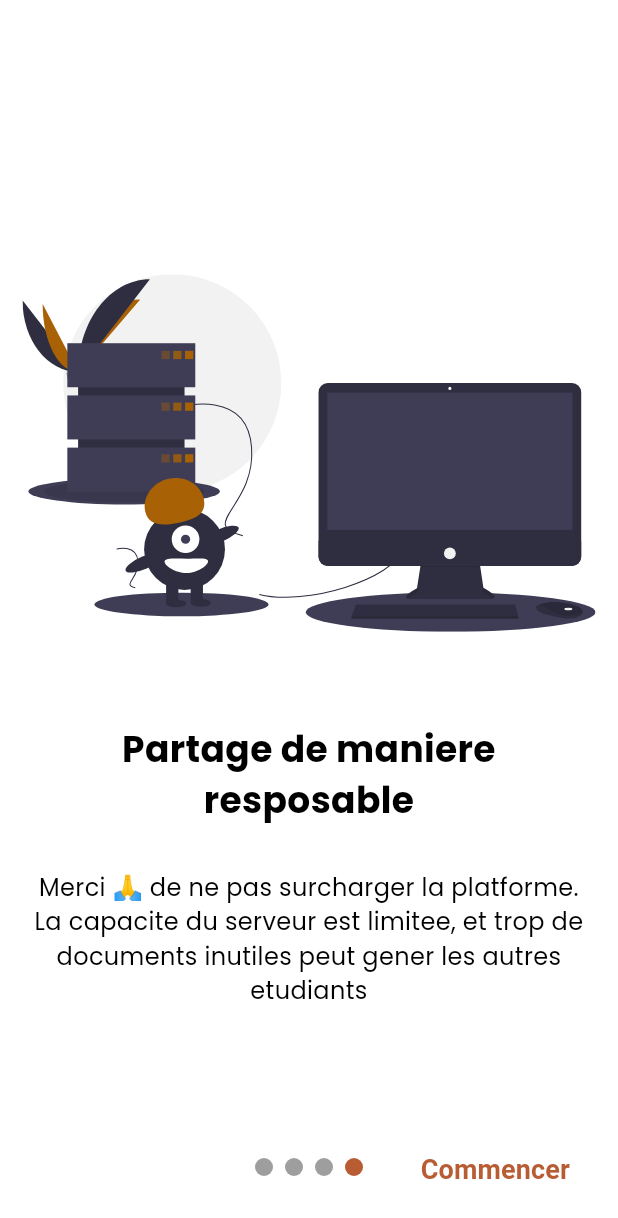
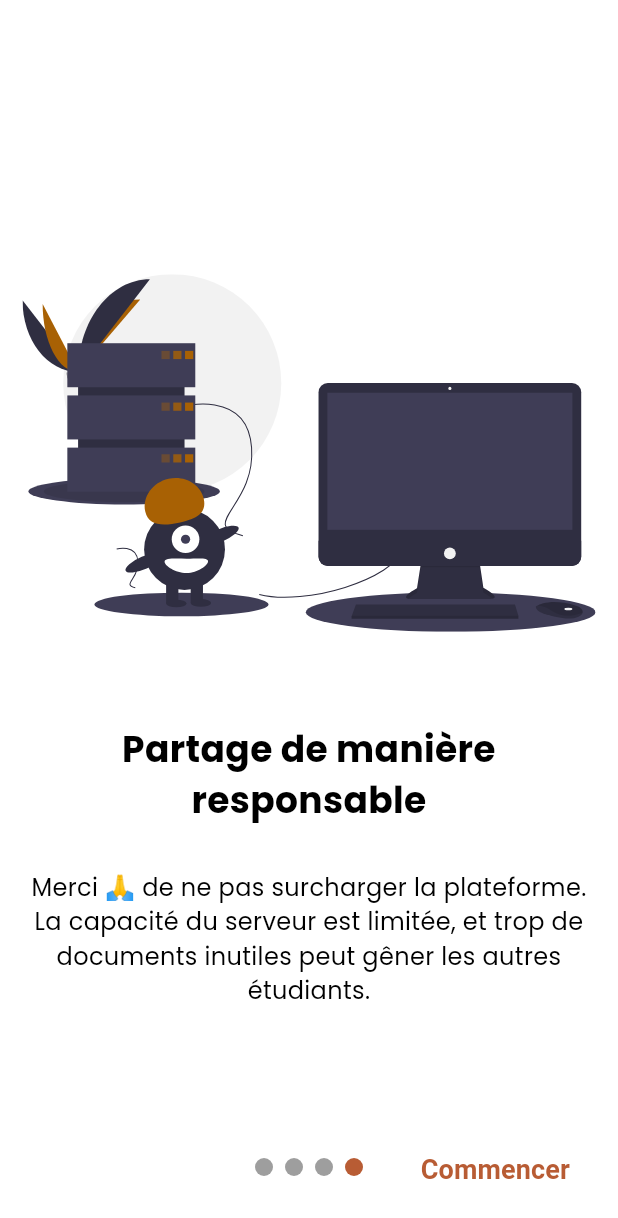
Before and after one commit to fallyoro/ipsl_docs, a Flutter app: the screen it shows after launch, swiped to page 4, on a phone screen of 412 x 824 dp. Shown: the top 1218 px of the screen. Run offline on Flutter 3.47's test engine with Material 3 defaults, Android fonts, the phone set to English and light mode, and no system bars; drawn by our look-alikes of smooth_page_indicator; our stand-ins replace cached_network_image, dartz, dio, dropdown_button2, file_picker, firebase_core and 17 more; missing offline and left inert: pdfrx; accounts and stored records are empty; network calls fail.

Commit message:
fix: correct spelling mistakes in introduction screen

```diff
--- a/front/ipsl_docs/lib/src/pages/introduction/onboarding.dart
+++ b/front/ipsl_docs/lib/src/pages/introduction/onboarding.dart
@@ -17,26 +17,26 @@ class _IntroductionScreenState extends State<IntroductionScreen> {
   int _currentIndex = 0;
   final List<Widget> _pages = [
     IntroductionComponent(
-      title: "Bienvenue sur Ipsl Docs",
+      title: "Bienvenue sur IPSL Docs",
       description:
-          "L'app pour centraliser et partager des documents avec toute les promos",
+          "L'app pour centraliser et partager des documents avec toutes les promos.",
       imagePath: "assets/images/onboarding1.svg",
     ),
     IntroductionComponent(
-      title: "Partage des documents",
+      title: "Partage de documents",
       description:
-          "Cour, TD, devoir... Uploade les en un clic pour aider les autres",
+          "Cours, TD, devoirs... Upload-les en un clic pour aider les autres.",
       imagePath: "assets/images/onboarding2.svg",
     ),
     IntroductionComponent(
-      title: "Telecharge en un clic",
-      description: "Accede aux documents partager par tes camarades",
+      title: "Télécharge en un clic",
+      description: "Accède aux documents partagés par tes camarades.",
       imagePath: "assets/images/onboarding3.svg",
     ),
     IntroductionComponent(
-      title: "Partage de maniere resposable",
+      title: "Partage de manière responsable",
       description:
-          "Merci 🙏 de ne pas surcharger la platforme. La capacite du serveur est limitee, et trop de documents inutiles peut gener les autres etudiants",
+          "Merci 🙏 de ne pas surcharger la plateforme. La capacité du serveur est limitée, et trop de documents inutiles peut gêner les autres étudiants.",
       imagePath: "assets/images/onboarding4.svg",
     ),
   ];
```
